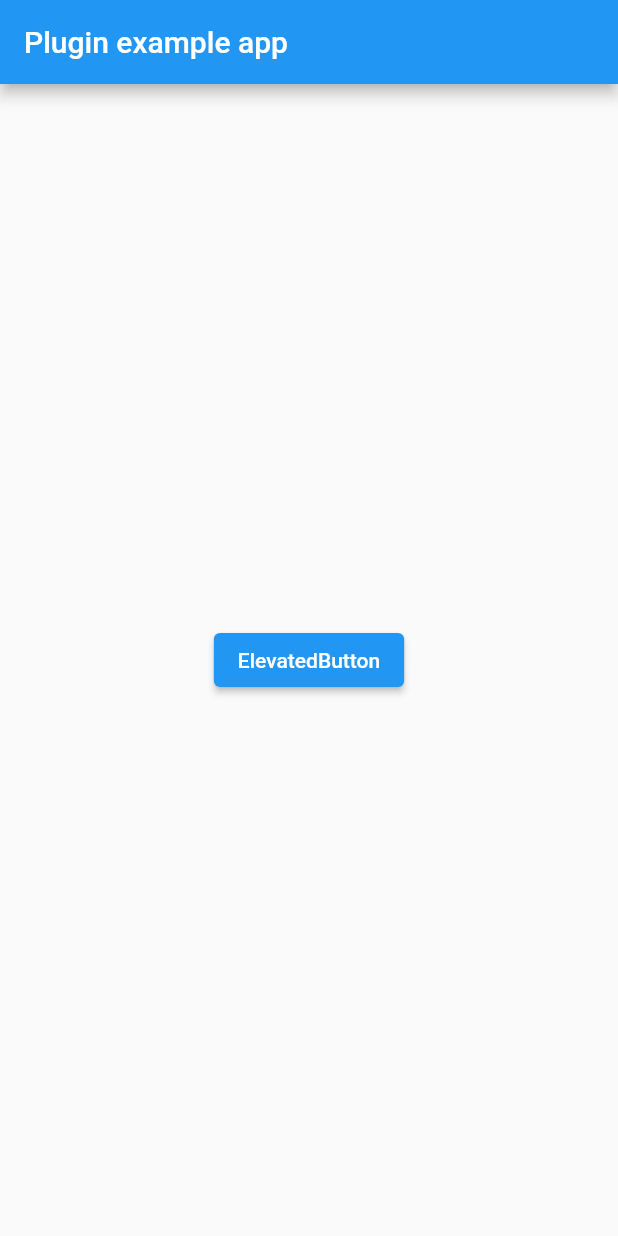
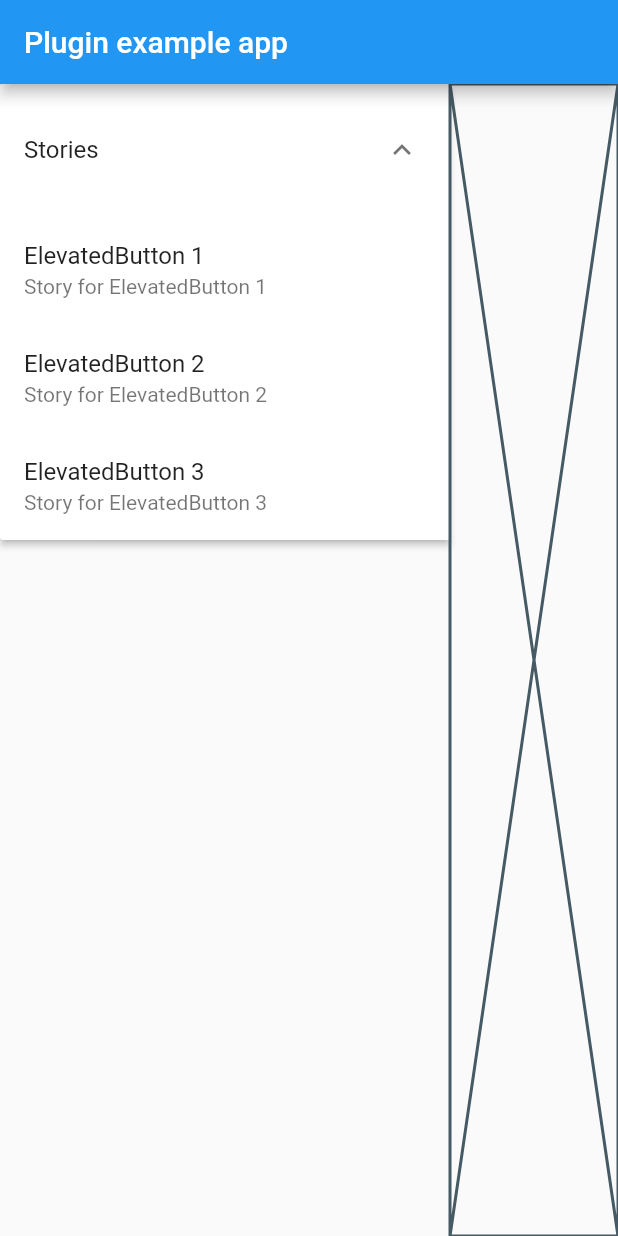
Before and after one commit to alex-melnyk/advanced_storybook, a Flutter app: the screen it shows after launch, on a phone screen of 412 x 824 dp. Run offline on Flutter 3.47's test engine with Material 2 defaults, Android fonts, the phone set to English and light mode, and no system bars; missing offline and left inert: dart:html.

Commit message:
Builder for each story

```diff
--- a/example/lib/main.dart
+++ b/example/lib/main.dart
@@ -28,14 +28,40 @@ class _MyAppState extends State<MyApp> {
         body: AdvancedStorybook(
           stories: [
             Story(
-              widgets: [
-                ElevatedButton(
+              name: 'ElevatedButton 1',
+              description: 'Story for ElevatedButton 1',
+              builder: (context) {
+                return ElevatedButton(
                   onPressed: () {},
                   child: const Text(
-                    'ElevatedButton',
+                    'ElevatedButton 1',
                   ),
-                ),
-              ],
+                );
+              },
+            ),
+            Story(
+              name: 'ElevatedButton 2',
+              description: 'Story for ElevatedButton 2',
+              builder: (context) {
+                return ElevatedButton(
+                  onPressed: () {},
+                  child: const Text(
+                    'ElevatedButton 2',
+                  ),
+                );
+              },
+            ),
+            Story(
+              name: 'ElevatedButton 3',
+              description: 'Story for ElevatedButton 3',
+              builder: (context) {
+                return ElevatedButton(
+                  onPressed: () {},
+                  child: const Text(
+                    'ElevatedButton 3',
+                  ),
+                );
+              },
             ),
           ],
         ),
--- a/lib/advanced_storybook.dart
+++ b/lib/advanced_storybook.dart
@@ -17,24 +17,61 @@ class AdvancedStorybook extends StatefulWidget {
 }
 
 class _AdvancedStorybookState extends State<AdvancedStorybook> {
-  late final ValueNotifier<Widget?> _selectedStory;
-
-  @override
-  void initState() {
-    super.initState();
-
-    _selectedStory = ValueNotifier<Widget?>(widget.stories.first.widgets.first);
-  }
+  final _selectedStory = ValueNotifier<int?>(null);
 
   @override
   Widget build(BuildContext context) {
-    return Scaffold(
-      body: ValueListenableBuilder<Widget?>(
+    return Row(
+      mainAxisSize: MainAxisSize.max,
+      crossAxisAlignment: CrossAxisAlignment.stretch,
+      children: [
+        Container(
+          width: 300,
+          decoration: BoxDecoration(
+            border: Border(
+              right: Divider.createBorderSide(context),
+            ),
+          ),
+          child: SingleChildScrollView(
+            child: ExpansionPanelList(
+              expansionCallback: (panelIndex, isExpanded) {},
+              children: [
+                ExpansionPanel(
+                  headerBuilder: (context, isExpanded) {
+                    return ListTile(
+                      title: Text('Stories'),
+                    );
+                  },
+                  body: Column(
+                    mainAxisSize: MainAxisSize.min,
+                    children: List.generate(widget.stories.length, (index) {
+                      final story = widget.stories.elementAt(index);
+                      return ListTile(
+                        title: Text(story.name),
+                        subtitle: story.description != null
+                            ? Text(story.description!)
+                            : null,
+                        onTap: () {
+                          _selectedStory.value = index;
+                        },
+                      );
+                    }),
+                  ),
+                  isExpanded: true,
+                )
+              ],
+            ),
+          ),
+        ),
+        Expanded(
+          child: ValueListenableBuilder<int?>(
             valueListenable: _selectedStory,
             builder: (_, value, __) {
-          if (value is Widget) {
+              if (value is int) {
                 return Center(
-              child: value,
+                  child: Builder(
+                    builder: widget.stories.elementAt(value).builder,
+                  ),
                 );
               }
 
@@ -44,6 +81,8 @@ class _AdvancedStorybookState extends State<AdvancedStorybook> {
               );
             },
           ),
+        ),
+      ],
     );
   }
 }
--- a/lib/models/story.dart
+++ b/lib/models/story.dart
@@ -2,8 +2,12 @@ import 'package:flutter/widgets.dart';
 
 class Story {
   const Story({
-    required this.widgets,
+    required this.name,
+    this.description,
+    required this.builder,
   });
 
-  final List<Widget> widgets;
+  final String name;
+  final String? description;
+  final WidgetBuilder builder;
 }
```
Lines whose indentation alone changed are shown as unchanged.
